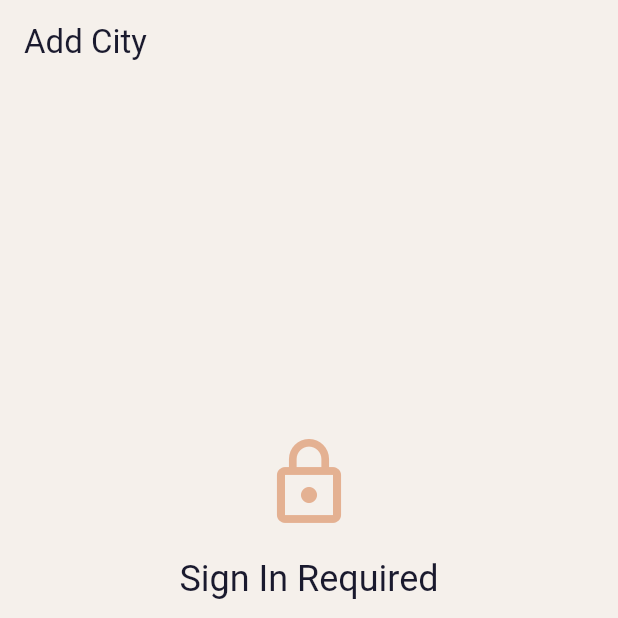
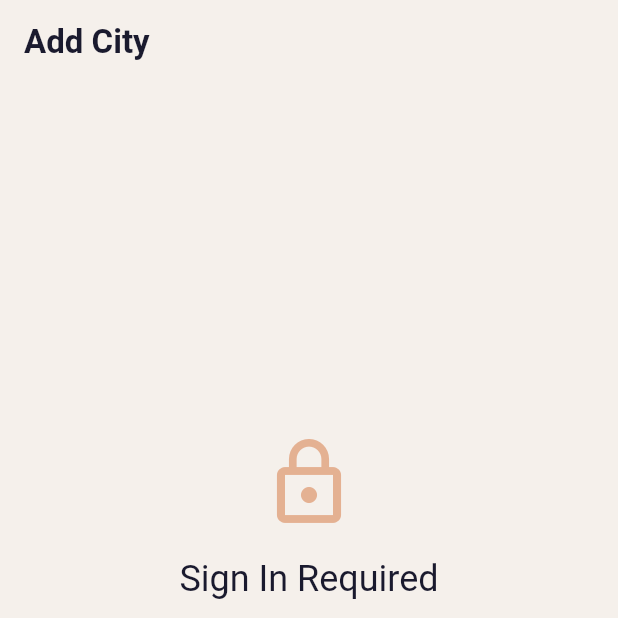
Before and after one commit to maxpaul04/roamly, a Flutter app: the screen it shows after launch, item 3 of the bottom bar chosen, on a phone screen of 412 x 824 dp, the top half of it. Run offline on Flutter 3.47's test engine with Material 3 defaults, Android fonts, the phone set to English and light mode, and no system bars; our stand-ins replace firebase_auth, firebase_core, fl_chart, flutter_map, image_picker, latlong2 and 1 more; accounts and stored records are empty; statements that could not run were skipped.

Commit message:
unify AppBar title styling

```diff
--- a/lib/screens/add_city_page.dart
+++ b/lib/screens/add_city_page.dart
@@ -257,7 +257,7 @@ class _AddCityPageState extends State<AddCityPage> {
 
         if (user == null) {
           return Scaffold(
-            appBar: AppBar(title: const Text('Add City')),
+            appBar: AppBar(title: const Text('Add City', style: TextStyle(fontWeight: FontWeight.bold))),
             body: Center(
               child: Padding(
                 padding: const EdgeInsets.all(24.0),
@@ -299,7 +299,7 @@ class _AddCityPageState extends State<AddCityPage> {
 
         return Scaffold(
           appBar: AppBar(
-            title: const Text('Add City'),
+            title: const Text('Add City', style: TextStyle(fontWeight: FontWeight.bold)),
           ),
           body: SingleChildScrollView(
             padding: const EdgeInsets.all(16.0),
--- a/lib/screens/feed_page.dart
+++ b/lib/screens/feed_page.dart
@@ -62,7 +62,7 @@ class _FeedPageState extends State<FeedPage> {
   Widget build(BuildContext context) {
     return Scaffold(
       appBar: AppBar(
-        title: const Text('roamly'),
+        title: const Text('roamly', style: TextStyle(fontWeight: FontWeight.bold)),
       ),
       body: _logs.isEmpty
         ? const Center(child: Text('No journeys logged yet.'))
--- a/lib/screens/profile_page.dart
+++ b/lib/screens/profile_page.dart
@@ -230,7 +230,7 @@ class _ProfilePageState extends State<ProfilePage> with TickerProviderStateMixin
         //conditional rendering depending if own profile or not
         return Scaffold(
           appBar: AppBar(
-            title: Text(isOwnProfile ? 'My Profile' : 'Profile'),
+            title: Text(isOwnProfile ? 'My Profile' : 'Profile', style: TextStyle(fontWeight: FontWeight.bold)),
             actions: [
               if (isOwnProfile)
                 IconButton(icon: const Icon(Icons.logout),
--- a/lib/screens/stats_page.dart
+++ b/lib/screens/stats_page.dart
@@ -88,7 +88,7 @@ class _StatsPageState extends State<StatsPage> {
 
     return Scaffold(
       appBar: AppBar(
-        title: const Text('Travel Stats'),
+        title: const Text('Travel Stats', style: TextStyle(fontWeight: FontWeight.bold)),
         centerTitle: true,
         elevation: 0,
       ),
```
